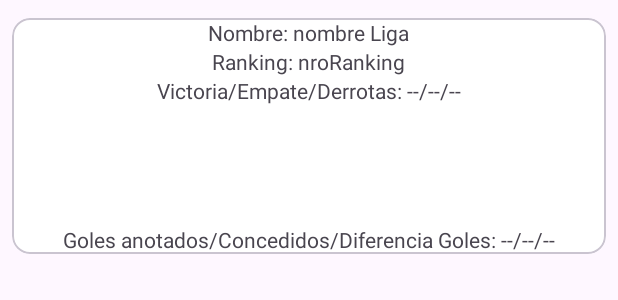
After one commit to DiegoHenriquezHurtado/IOT_LAB4_20182044, an Android app: the layout item_rv_posiciones.xml on its own in the app's theme, with its tools: preview values and no code run, on a phone screen of 412 x 824 dp. The commit adds this screen. Shown: the top 300 px of the screen. Run offline under Robolectric (Android 15) with nearby library versions, the phone set to English and light mode, and no system bars.

Commit message:
Add: Recycler para Posiciones y funcionamiento parcial de la busqueda

```diff
--- a/app/build.gradle
+++ b/app/build.gradle
@@ -52,4 +52,8 @@ dependencies {
 
     implementation 'com.google.android.material:material:1.9.0'
 
+    implementation 'com.github.bumptech.glide:glide:4.15.1'
+    annotationProcessor 'com.github.bumptech.glide:compiler:4.15.1'
+
+
 }
--- a/app/src/main/java/com/example/telefutbol/services/SportsDbService.java
+++ b/app/src/main/java/com/example/telefutbol/services/SportsDbService.java
@@ -2,6 +2,8 @@ package com.example.telefutbol.services;
 
 import com.example.telefutbol.Entity.Countries;
 import com.example.telefutbol.Entity.Leagues;
+import com.example.telefutbol.Entity.Posiciones;
+import com.example.telefutbol.Entity.Table;
 
 import retrofit2.Call;
 import retrofit2.http.FormUrlEncoded;
@@ -17,4 +19,7 @@ public interface SportsDbService {
 
     @GET("/api/v1/json/3/search_all_leagues.php")
     Call<Countries> getLeaguesPorPais(@Query("c") String country);
+
+    @GET("/api/v1/json/3/lookuptable.php")
+    Call<Posiciones> getPosiciones(@Query("l") String idLiga , @Query("s") String temporada);
 }
--- a/app/src/main/res/layout/fragment_posiciones.xml
+++ b/app/src/main/res/layout/fragment_posiciones.xml
@@ -42,6 +42,11 @@
                 android:layout_marginLeft="50dp"/>
         </LinearLayout>
 
+        <androidx.recyclerview.widget.RecyclerView
+            android:id="@+id/rvPosiciones"
+            android:layout_width="match_parent"
+            android:layout_height="500dp" />
+
 
     </LinearLayout>
 
--- /dev/null
+++ b/app/src/main/res/layout/item_rv_posiciones.xml
@@ -0,0 +1,87 @@
+<?xml version="1.0" encoding="utf-8"?>
+<com.google.android.material.card.MaterialCardView xmlns:android="http://schemas.android.com/apk/res/android"
+    xmlns:app="http://schemas.android.com/apk/res-auto"
+    android:layout_width="match_parent"
+    android:layout_height="wrap_content"
+    android:layout_marginHorizontal="8dp"
+    android:layout_marginVertical="12dp"
+    android:background="@drawable/border_bottom"
+    android:backgroundTint="@color/white">
+
+    <LinearLayout
+        android:layout_width="match_parent"
+        android:layout_height="wrap_content"
+        android:orientation="vertical">
+        <LinearLayout
+            android:layout_width="match_parent"
+            android:layout_height="wrap_content"
+            android:orientation="horizontal"
+            android:gravity="center">
+            <TextView
+                android:layout_width="wrap_content"
+                android:layout_height="wrap_content"
+                android:text="Nombre: "/>
+            <TextView
+                android:id="@+id/nombreLiga"
+                android:layout_width="wrap_content"
+                android:layout_height="wrap_content"
+                android:text="nombre Liga"/>
+        </LinearLayout>
+        <LinearLayout
+            android:layout_width="match_parent"
+            android:layout_height="wrap_content"
+            android:orientation="horizontal"
+            android:gravity="center">
+            <TextView
+                android:layout_width="wrap_content"
+                android:layout_height="wrap_content"
+                android:text="Ranking: "/>
+            <TextView
+                android:id="@+id/nroRanking"
+                android:layout_width="wrap_content"
+                android:layout_height="wrap_content"
+                android:text="nroRanking"/>
+        </LinearLayout>
+        <LinearLayout
+            android:layout_width="match_parent"
+            android:layout_height="wrap_content"
+            android:orientation="horizontal"
+            android:gravity="center">
+            <TextView
+                android:layout_width="wrap_content"
+                android:layout_height="wrap_content"
+                android:text="Victoria/Empate/Derrotas: "/>
+            <TextView
+                android:id="@+id/nroVictDerroEmpate"
+                android:layout_width="wrap_content"
+                android:layout_height="wrap_content"
+                android:text="--/--/--"/>
+        </LinearLayout>
+
+        <ImageView
+            android:id="@+id/imgBadge"
+            android:layout_width="80dp"
+            android:layout_height="80dp"
+            android:layout_gravity="center"/>
+
+        <LinearLayout
+            android:layout_width="match_parent"
+            android:layout_height="wrap_content"
+            android:orientation="horizontal"
+            android:gravity="center">
+            <TextView
+                android:layout_width="wrap_content"
+                android:layout_height="wrap_content"
+                android:text="Goles anotados/Concedidos/Diferencia Goles: "/>
+            <TextView
+                android:id="@+id/nroAnotadosConcedidosDiferencia"
+                android:layout_width="wrap_content"
+                android:layout_height="wrap_content"
+                android:text="--/--/--"/>
+        </LinearLayout>
+
+    </LinearLayout>
+
+
+
+</com.google.android.material.card.MaterialCardView>
```
Also changed, not shown: app/src/main/java/com/example/telefutbol/Entity/Posiciones.java (added, +15 -0 lines), app/src/main/java/com/example/telefutbol/Entity/Table.java (added, +87 -0 lines), app/src/main/java/com/example/telefutbol/PosicionesFragment.java (+51 -0 lines), app/src/main/java/com/example/telefutbol/adapter/PosicionesAdapter.java (added, +84 -0 lines).
